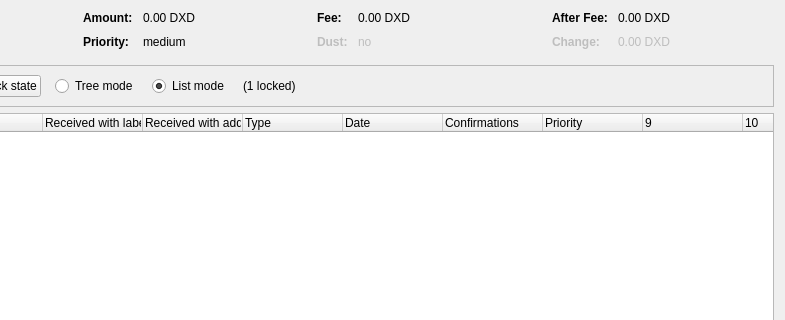
Before: the Qt Designer form src/qt/forms/coincontroldialog.ui in SmandeP/beb, drawn with Qt 5; both pictures show x 169 to 954 and y 0 to 320 of the 954 by 500 pixel window.
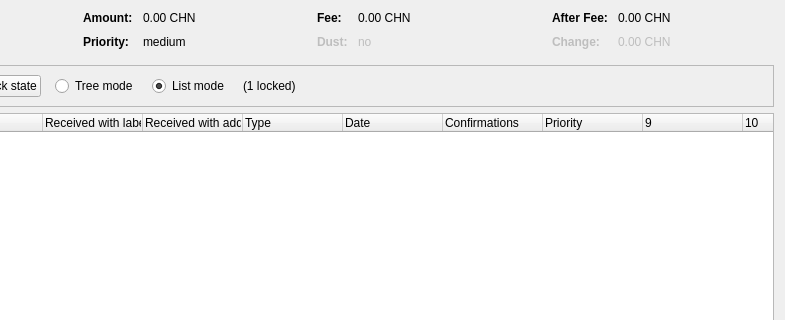
After: the same form once the commit is applied. Custom widgets are drawn as their Qt base class.

```diff
--- a/src/qt/forms/coincontroldialog.ui
+++ b/src/qt/forms/coincontroldialog.ui
@@ -132,7 +132,7 @@
           <enum>Qt::ActionsContextMenu</enum>
          </property>
          <property name="text">
-          <string notr="true">0.00 DXD</string>
+          <string notr="true">0.00 CHN</string>
          </property>
          <property name="textInteractionFlags">
           <set>Qt::LinksAccessibleByMouse|Qt::TextSelectableByKeyboard|Qt::TextSelectableByMouse</set>
@@ -206,7 +206,7 @@
           <enum>Qt::ActionsContextMenu</enum>
          </property>
          <property name="text">
-          <string notr="true">0.00 DXD</string>
+          <string notr="true">0.00 CHN</string>
          </property>
          <property name="textInteractionFlags">
           <set>Qt::LinksAccessibleByMouse|Qt::TextSelectableByKeyboard|Qt::TextSelectableByMouse</set>
@@ -286,7 +286,7 @@
           <enum>Qt::ActionsContextMenu</enum>
          </property>
          <property name="text">
-          <string notr="true">0.00 DXD</string>
+          <string notr="true">0.00 CHN</string>
          </property>
          <property name="textInteractionFlags">
           <set>Qt::LinksAccessibleByMouse|Qt::TextSelectableByKeyboard|Qt::TextSelectableByMouse</set>
@@ -321,7 +321,7 @@
           <enum>Qt::ActionsContextMenu</enum>
          </property>
          <property name="text">
-          <string notr="true">0.00 DXD</string>
+          <string notr="true">0.00 CHN</string>
          </property>
          <property name="textInteractionFlags">
           <set>Qt::LinksAccessibleByMouse|Qt::TextSelectableByKeyboard|Qt::TextSelectableByMouse</set>
```
